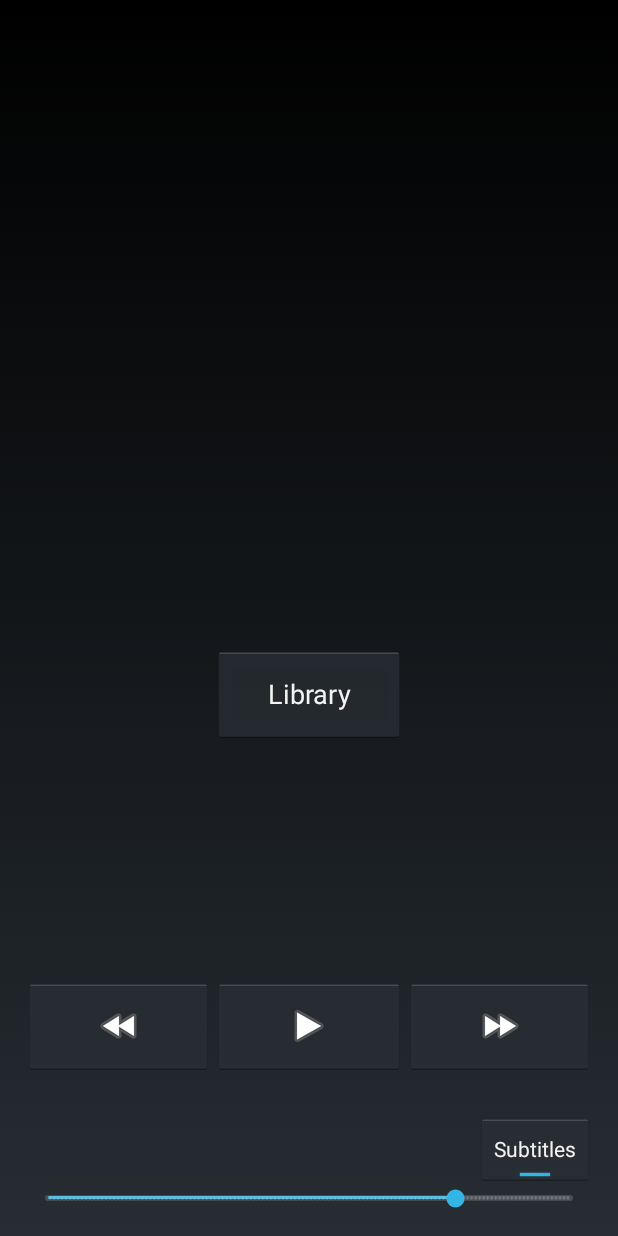
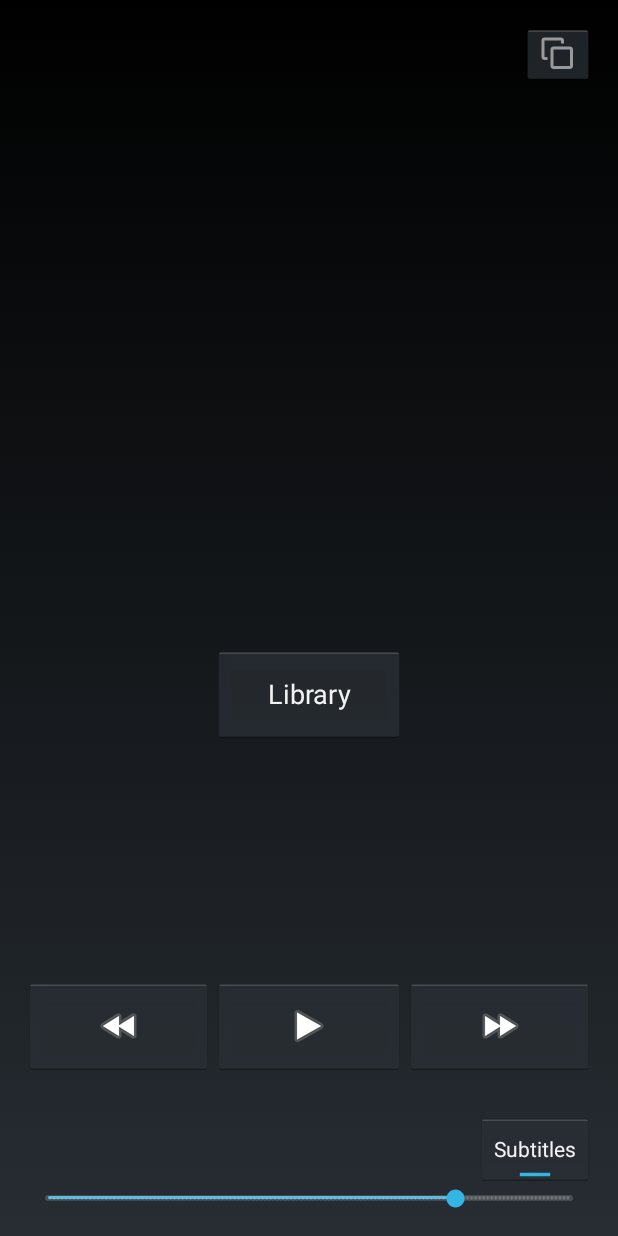
Before and after one commit to mcastorina/mpv-remote-app, an Android app: the screen it shows after launch (MainActivity), on a phone screen of 412 x 824 dp. Run offline under Robolectric (Android 15) with nearby library versions, the phone set to English and light mode, and no system bars; 2 statements that could not run were skipped.

Commit message:
Added full screen button support
The full screen button is a copy of the play / pause button. It uses a
BackgroundImageButton with different drawables to notify the user
whether it is enabled or disabled.
This commit also includes 4 new vector drawables downloaded from
https://materialdesignicons.com/

```diff
--- a/LaptopRemote/app/src/main/java/miccah/laptopremote/MainActivity.java
+++ b/LaptopRemote/app/src/main/java/miccah/laptopremote/MainActivity.java
@@ -108,6 +108,9 @@ public class MainActivity extends Activity {
         ((BackgroundImageButton)findViewById(R.id.play_pause)).
             setDrawables(android.R.drawable.ic_media_play,
                          android.R.drawable.ic_media_pause);
+        ((BackgroundImageButton)findViewById(R.id.full_screen)).
+            setDrawables(R.drawable.vector_arrange_below_on,
+                         R.drawable.vector_arrange_below_off);
     }
 
     @Override
@@ -153,6 +156,10 @@ public class MainActivity extends Activity {
         BackgroundToggleButton button = (BackgroundToggleButton)view;
         button.setProperty("sub", button.isChecked() ? 1 : 0);
     }
+    public void fullScreenButton(View view) {
+        BackgroundImageButton button = (BackgroundImageButton)view;
+        button.setProperty("fullscreen", button.getState());
+    }
 
     public void setIPAddress(String val) {
         this.ipAddress = val;
@@ -172,6 +179,8 @@ public class MainActivity extends Activity {
         ((BackgroundImageButton)findViewById(R.id.play_pause)).
             setSettings(ipAddress, port, passwd);
         ((BackgroundToggleButton)findViewById(R.id.subtitles)).
+            setSettings(ipAddress, port, passwd);
+        ((BackgroundImageButton)findViewById(R.id.full_screen)).
             setSettings(ipAddress, port, passwd);
     }
     private void sendCommand(Callback cb, String command, String ... args) {
--- /dev/null
+++ b/LaptopRemote/app/src/main/res/drawable/vector_arrange_below_off.xml
@@ -0,0 +1,8 @@
+<!-- drawable/vector_arrange_below.xml -->
+<vector xmlns:android="http://schemas.android.com/apk/res/android"
+    android:height="24dp"
+    android:width="24dp"
+    android:viewportWidth="24"
+    android:viewportHeight="24">
+    <path android:fillColor="#999" android:pathData="M20,22C21.11,22 22,21.11 22,20V9C22,7.89 21.11,7 20,7C16.33,7 12.67,7 9,7C7.89,7 7,7.89 7,9C7,12.67 7,16.33 7,20C7,21.11 7.89,22 9,22H20M20,20H9V9H20V20M5,16V14H3V3H14V5H16V3C16,1.89 15.11,1 14,1H3C1.89,1 1,1.89 1,3V14C1,15.11 1.89,16 3,16H5Z" />
+</vector>
--- /dev/null
+++ b/LaptopRemote/app/src/main/res/drawable/vector_arrange_below_on.xml
@@ -0,0 +1,8 @@
+<!-- drawable/vector_arrange_below.xml -->
+<vector xmlns:android="http://schemas.android.com/apk/res/android"
+    android:height="24dp"
+    android:width="24dp"
+    android:viewportWidth="24"
+    android:viewportHeight="24">
+    <path android:fillColor="#000" android:pathData="M20,22C21.11,22 22,21.11 22,20V9C22,7.89 21.11,7 20,7C16.33,7 12.67,7 9,7C7.89,7 7,7.89 7,9C7,12.67 7,16.33 7,20C7,21.11 7.89,22 9,22H20M20,20H9V9H20V20M5,16V14H3V3H14V5H16V3C16,1.89 15.11,1 14,1H3C1.89,1 1,1.89 1,3V14C1,15.11 1.89,16 3,16H5Z" />
+</vector>
--- a/LaptopRemote/app/src/main/res/layout/activity_main.xml
+++ b/LaptopRemote/app/src/main/res/layout/activity_main.xml
@@ -86,6 +86,16 @@
             android:layout_above="@+id/play_pause"
             android:layout_centerHorizontal="true" />
 
+        <miccah.laptopremote.BackgroundImageButton
+            android:src="@drawable/vector_arrange_below_off"
+            android:id="@+id/full_screen"
+            android:layout_width="wrap_content"
+            android:layout_height="wrap_content"
+            android:layout_alignParentTop="true"
+            android:layout_alignParentRight="true"
+            android:layout_alignParentEnd="true"
+            android:onClick="fullScreenButton" />
+
     </RelativeLayout>
 
     <!-- The navigation drawer -->
```
Also changed, not shown: LaptopRemote/app/src/main/res/drawable/fullscreen.xml (added, +8 -0 lines), LaptopRemote/app/src/main/res/drawable/fullscreen_exit.xml (added, +8 -0 lines).
